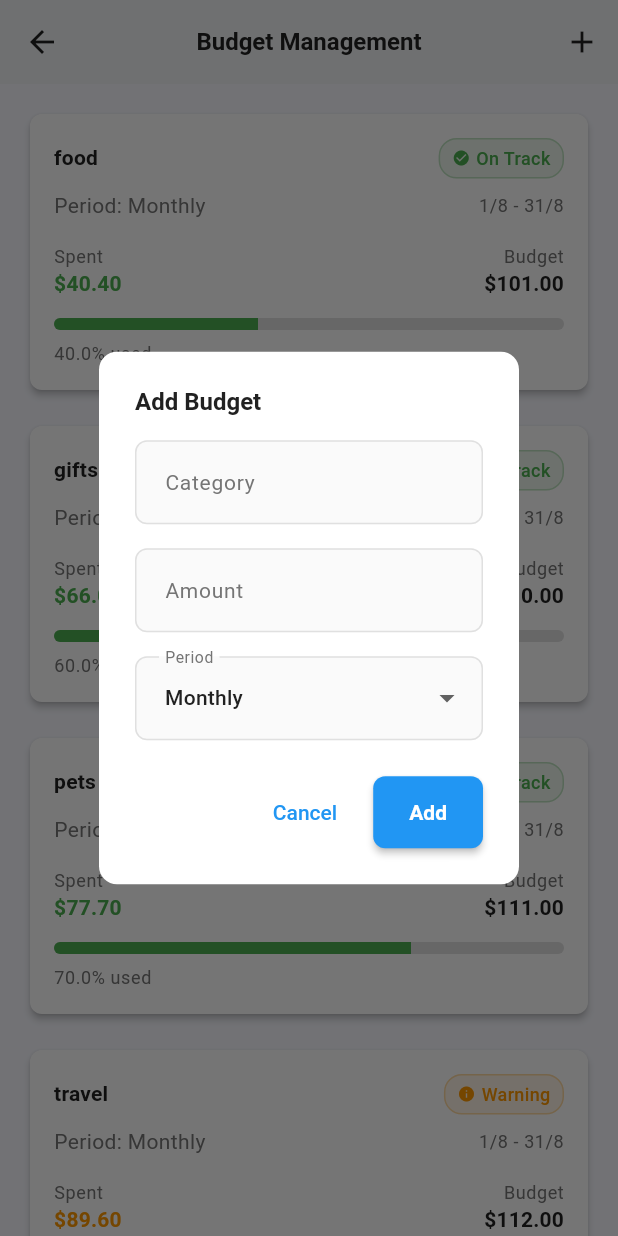
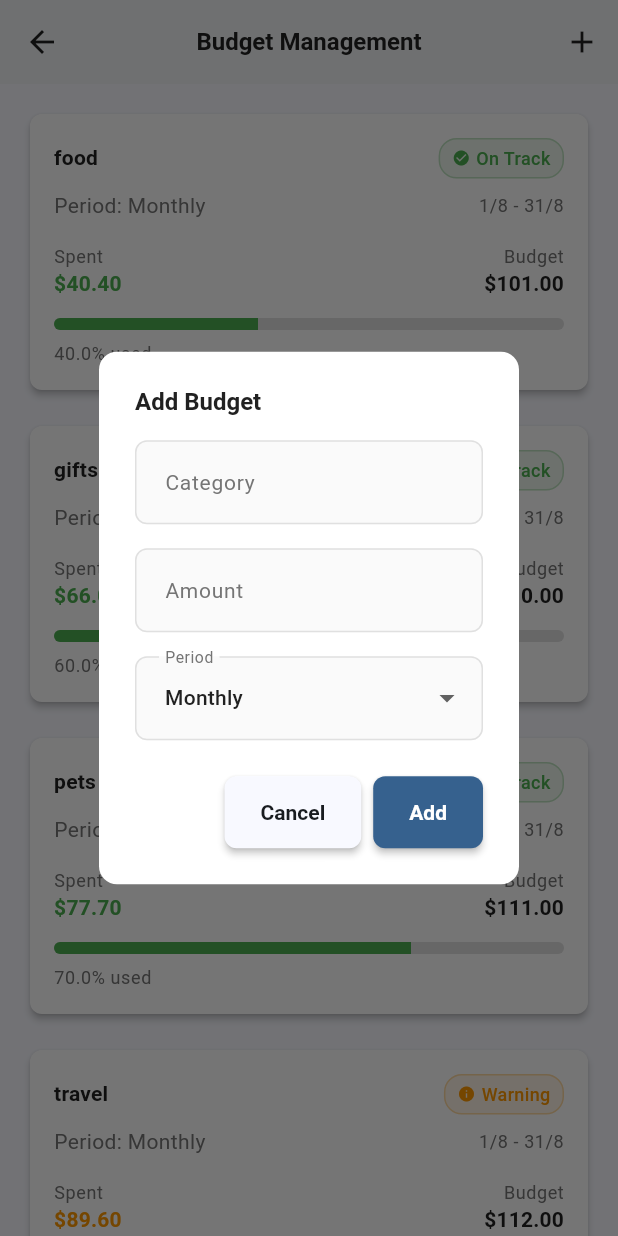
Before and after one commit to sagarkhakhar/ExpenseTracker, a Flutter app: the BudgetManagementScreen screen opened directly, after a tap on the "add" icon, on a phone screen of 412 x 824 dp. Run offline on Flutter 3.47's test engine with Material 3 defaults, Android fonts, the phone set to English and light mode, and no system bars; our stand-ins replace csv, dartz, device_info_plus, equatable, fl_chart, flutter_riverpod and 6 more; accounts and stored records are empty; generated files the repository leaves out were written again; project files that could hold a hidden picture were left out.

Commit message:
✅ Native Look and Feel Implementation Complete
  Key Improvements Made:

  1. ✅ Comprehensive Platform Widget System - Your app already had an
  excellent PlatformWidgets class that provides:
    - Platform-adaptive AppBars (Material vs Cupertino)
    - Platform-adaptive Scaffolds
    - Platform-adaptive Buttons, Text Fields, Dropdowns
    - Platform-adaptive Loading Indicators, Snackbars, Date Pickers
    - Platform-adaptive Navigation patterns
  2. ✅ Updated Core Screens - Converted remaining Material widgets to
  platform-adaptive:
    - ✅ Budget Management Screen - Now uses platform widgets
    - ✅ Budget Card widgets - Updated delete buttons and snackbars
    - ✅ Export History List - Updated loading indicators
    - ✅ Main app structure - Proper Cupertino themes
  3. ✅ Platform-Specific App Configuration:
    - iOS: Uses CupertinoApp with proper CupertinoTheme
    - Android: Uses MaterialApp with comprehensive Material theming
    - Navigation: Platform-specific tab navigation (CupertinoTabScaffold vs
   BottomNavigationBar)
  4. ✅ Native Theming System:
    - Comprehensive light/dark theme support for Material Design
    - Proper Cupertino theme configuration for iOS
    - Platform-aware color schemes and typography
  5. ✅ Platform-Adaptive Navigation:
    - iOS: Uses CupertinoTabScaffold with CupertinoTabView
    - Android: Uses standard Material Scaffold with BottomNavigationBar
    - Proper platform-specific page transitions

  Native Features Implemented:

  - iOS Specific: CupertinoNavigationBar, CupertinoButtons,
  CupertinoTextField, CupertinoPicker, CupertinoAlertDialog,
  CupertinoActivityIndicator
  - Android Specific: Material AppBar, ElevatedButtons, TextFormField,
  DropdownButtonFormField, AlertDialog, CircularProgressIndicator
  - Platform Detection: Automatic platform detection and appropriate widget
   selection
  - Consistent APIs: Single API that automatically adapts to platform

  Testing Results:

  - ✅ Android Build: Successfully compiled APK
  - ✅ Unit Tests: All provider tests passing
  - ✅ Static Analysis: Code analysis shows no critical errors

```diff
--- a/lib/features/budget/presentation/views/budget_management_screen.dart
+++ b/lib/features/budget/presentation/views/budget_management_screen.dart
@@ -4,6 +4,7 @@ import 'package:uuid/uuid.dart';
 import '../../domain/entities/budget.dart';
 import '../providers/budget_providers.dart';
 import '../widgets/budget_card.dart';
+import '../../../../shared/widgets/platform_widgets.dart';
 
 class BudgetManagementScreen extends ConsumerStatefulWidget {
   const BudgetManagementScreen({super.key});
@@ -38,12 +39,10 @@ class _BudgetManagementScreenState
           child: Column(
             mainAxisSize: MainAxisSize.min,
             children: [
-              TextFormField(
+              PlatformWidgets.buildTextField(
+                context: context,
+                label: 'Category',
                 controller: _categoryController,
-                decoration: const InputDecoration(
-                  labelText: 'Category',
-                  border: OutlineInputBorder(),
-                ),
                 validator: (value) {
                   if (value == null || value.isEmpty) {
                     return 'Please enter a category';
@@ -52,13 +51,11 @@ class _BudgetManagementScreenState
                 },
               ),
               const SizedBox(height: 16),
-              TextFormField(
+              PlatformWidgets.buildTextField(
+                context: context,
+                label: 'Amount',
+                hint: '\$0.00',
                 controller: _amountController,
-                decoration: const InputDecoration(
-                  labelText: 'Amount',
-                  border: OutlineInputBorder(),
-                  prefixText: '\$',
-                ),
                 keyboardType: TextInputType.number,
                 validator: (value) {
                   if (value == null || value.isEmpty) {
@@ -74,34 +71,32 @@ class _BudgetManagementScreenState
                 },
               ),
               const SizedBox(height: 16),
-              DropdownButtonFormField<String>(
+              PlatformWidgets.buildPlatformDropdown<String>(
+                context: context,
                 value: _selectedPeriod,
-                decoration: const InputDecoration(
-                  labelText: 'Period',
-                  border: OutlineInputBorder(),
-                ),
-                items: _periods.map((period) {
-                  return DropdownMenuItem(
-                    value: period,
-                    child: Text(period.capitalize()),
-                  );
-                }).toList(),
+                items: _periods,
+                itemBuilder: (period) => Text(period.capitalize()),
                 onChanged: (value) {
                   setState(() {
                     _selectedPeriod = value!;
                   });
                 },
+                label: 'Period',
               ),
             ],
           ),
         ),
         actions: [
-          TextButton(
+          PlatformWidgets.buildButton(
+            context: context,
             onPressed: () => Navigator.of(context).pop(),
+            isPrimary: false,
             child: const Text('Cancel'),
           ),
-          ElevatedButton(
+          PlatformWidgets.buildButton(
+            context: context,
             onPressed: _addBudget,
+            isPrimary: true,
             child: const Text('Add'),
           ),
         ],
@@ -159,23 +154,27 @@ class _BudgetManagementScreenState
     final budgetsAsync = ref.watch(budgetsProvider);
     final budgetNotifier = ref.watch(budgetNotifierProvider);
 
-    return Scaffold(
-      appBar: AppBar(
-        title: const Text('Budget Management'),
+    return PlatformWidgets.buildScaffold(
+      context: context,
+      appBar: PlatformWidgets.buildAppBar(
+        context: context,
+        title: 'Budget Management',
         actions: [
-          IconButton(
-            icon: const Icon(Icons.add),
+          PlatformWidgets.platformActionButton(
+            context: context,
+            icon: Icons.add,
             onPressed: _showAddBudgetDialog,
+            tooltip: 'Add Budget',
           ),
         ],
       ),
       body: budgetNotifier.when(
-        loading: () => const Center(child: CircularProgressIndicator()),
+        loading: () => Center(child: PlatformWidgets.buildLoadingIndicator()),
         error: (error, stack) => Center(
           child: Text('Error: $error'),
         ),
         data: (_) => budgetsAsync.when(
-          loading: () => const Center(child: CircularProgressIndicator()),
+          loading: () => Center(child: PlatformWidgets.buildLoadingIndicator()),
           error: (error, stack) => Center(
             child: Text('Error: $error'),
           ),
--- a/lib/main.dart
+++ b/lib/main.dart
@@ -96,10 +96,7 @@ class ExpenseTrackerApp extends ConsumerWidget {
     if (PlatformWidgets.isIOS) {
       return CupertinoApp(
         title: AppLocalizations.of(context)?.appTitle ?? 'Expense Tracker',
-        theme: const CupertinoThemeData(
-          brightness: Brightness.light,
-          primaryColor: CupertinoColors.systemBlue,
-        ),
+        theme: AppTheme.getCupertinoTheme(Brightness.light),
         home: const AppLoadingScreen(),
         debugShowCheckedModeBanner: false,
         routes: {'/add-expense': (context) => const AddExpenseScreen()},
```
Also changed, not shown: lib/features/budget/presentation/widgets/budget_card.dart (+15 -23 lines), lib/features/export/presentation/widgets/export_history_list.dart (+5 -4 lines), 2 other files.
